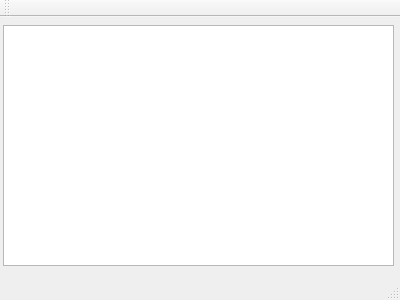
The window that mainwindow.ui (technicallyerik/WIRK) describes before a commit, drawn with Qt 5.
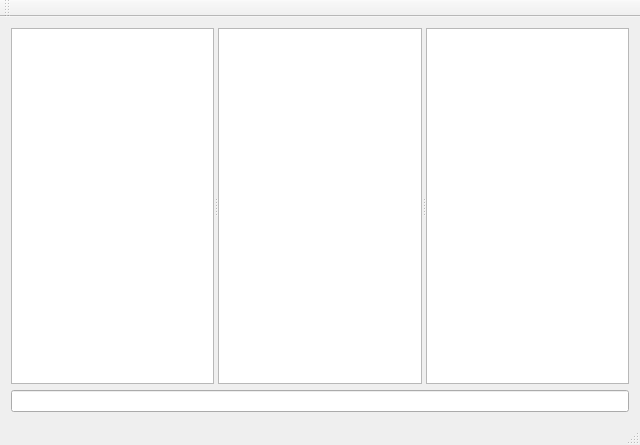
The same window after the commit.

Commit message: Added server/channel tree, user list, and input box to layout.  Made it auto-expand on resize.

The edit to the form file:
```diff
--- a/mainwindow.ui
+++ b/mainwindow.ui
@@ -6,24 +6,62 @@
    <rect>
     <x>0</x>
     <y>0</y>
-    <width>400</width>
-    <height>300</height>
+    <width>640</width>
+    <height>445</height>
    </rect>
   </property>
   <property name="windowTitle">
    <string>MainWindow</string>
   </property>
   <widget class="QWidget" name="centralWidget">
-   <widget class="QTextEdit" name="mainText">
-    <property name="geometry">
-     <rect>
-      <x>3</x>
-      <y>8</y>
-      <width>391</width>
-      <height>241</height>
-     </rect>
-    </property>
-   </widget>
+   <property name="sizePolicy">
+    <sizepolicy hsizetype="Expanding" vsizetype="Expanding">
+     <horstretch>0</horstretch>
+     <verstretch>0</verstretch>
+    </sizepolicy>
+   </property>
+   <layout class="QGridLayout" name="gridLayout_2">
+    <item row="0" column="0">
+     <layout class="QGridLayout" name="gridLayout">
+      <property name="sizeConstraint">
+       <enum>QLayout::SetMaximumSize</enum>
+      </property>
+      <item row="0" column="0">
+       <widget class="QSplitter" name="splitter">
+        <property name="sizePolicy">
+         <sizepolicy hsizetype="Expanding" vsizetype="Expanding">
+          <horstretch>0</horstretch>
+          <verstretch>0</verstretch>
+         </sizepolicy>
+        </property>
+        <property name="orientation">
+         <enum>Qt::Horizontal</enum>
+        </property>
+        <widget class="QTreeView" name="treeView">
+         <property name="sizePolicy">
+          <sizepolicy hsizetype="Preferred" vsizetype="Expanding">
+           <horstretch>0</horstretch>
+           <verstretch>0</verstretch>
+          </sizepolicy>
+         </property>
+        </widget>
+        <widget class="QTextEdit" name="mainText"/>
+        <widget class="QListView" name="userList">
+         <property name="sizePolicy">
+          <sizepolicy hsizetype="Preferred" vsizetype="Expanding">
+           <horstretch>0</horstretch>
+           <verstretch>0</verstretch>
+          </sizepolicy>
+         </property>
+        </widget>
+       </widget>
+      </item>
+      <item row="1" column="0">
+       <widget class="QLineEdit" name="sendText"/>
+      </item>
+     </layout>
+    </item>
+   </layout>
   </widget>
   <widget class="QMenuBar" name="menuBar">
    <property name="geometry">
```
Left out of the diff: 2 changed lines with no effect on the pictures.
